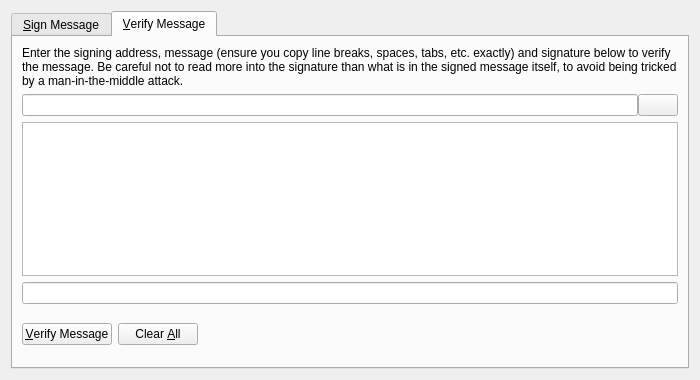
This is src/qt/forms/signverifymessagedialog.ui in corryl/ItalyCoin as Qt 5 draws it before an edit. The edited form follows.
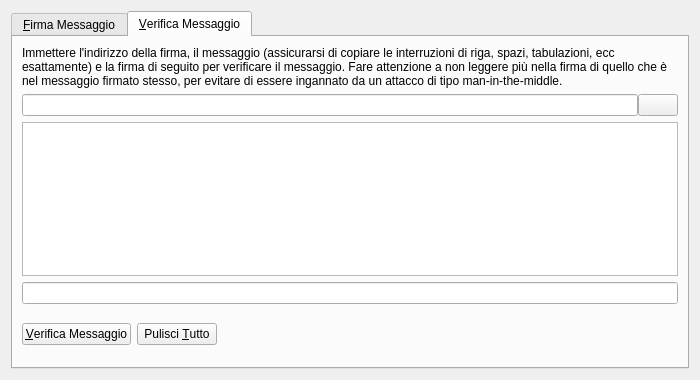
This is the edited form. The open tabs and pages were chosen to show the change. Icons and pictures are not drawn. Custom widgets are drawn as their Qt base class.

```diff
--- a/src/qt/forms/signverifymessagedialog.ui
+++ b/src/qt/forms/signverifymessagedialog.ui
@@ -24,7 +24,7 @@
      </property>
      <widget class="QWidget" name="tabSignMessage">
       <attribute name="title">
-       <string>&amp;Sign Message</string>
+       <string>&amp;Firma Messaggio</string>
       </attribute>
       <layout class="QVBoxLayout" name="verticalLayout_SM">
        <item>
@@ -224,13 +224,13 @@
      </widget>
      <widget class="QWidget" name="tabVerifyMessage">
       <attribute name="title">
-       <string>&amp;Verify Message</string>
+       <string>&amp;Verifica Messaggio</string>
       </attribute>
       <layout class="QVBoxLayout" name="verticalLayout_VM">
        <item>
         <widget class="QLabel" name="infoLabel_VM">
          <property name="text">
-          <string>Enter the signing address, message (ensure you copy line breaks, spaces, tabs, etc. exactly) and signature below to verify the message. Be careful not to read more into the signature than what is in the signed message itself, to avoid being tricked by a man-in-the-middle attack.</string>
+          <string>Immettere l'indirizzo della firma, il messaggio (assicurarsi di copiare le interruzioni di riga, spazi, tabulazioni, ecc esattamente) e la firma di seguito per verificare il messaggio. Fare attenzione a non leggere più nella firma di quello che è nel messaggio firmato stesso, per evitare di essere ingannato da un attacco di tipo man-in-the-middle.</string>
          </property>
          <property name="textFormat">
           <enum>Qt::PlainText</enum>
@@ -294,7 +294,7 @@
             <string>Verify the message to ensure it was signed with the specified Bitcoin address</string>
            </property>
            <property name="text">
-            <string>&amp;Verify Message</string>
+            <string>&amp;Verifica Messaggio</string>
            </property>
            <property name="icon">
             <iconset resource="../bitcoin.qrc">
@@ -311,7 +311,7 @@
             <string>Reset all verify message fields</string>
            </property>
            <property name="text">
-            <string>Clear &amp;All</string>
+            <string>Pulisci &amp;Tutto</string>
            </property>
            <property name="icon">
             <iconset resource="../bitcoin.qrc">
```
Left out of the diff: 8 changed lines with no effect on the pictures.
